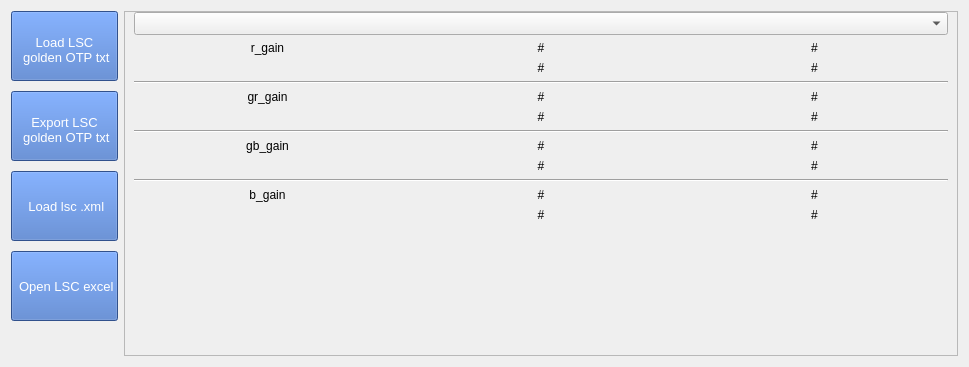
First picture: the form in QUL/LSC/UI.ui, repository YuTing-Fang1999/FIH-tool, before the edit.
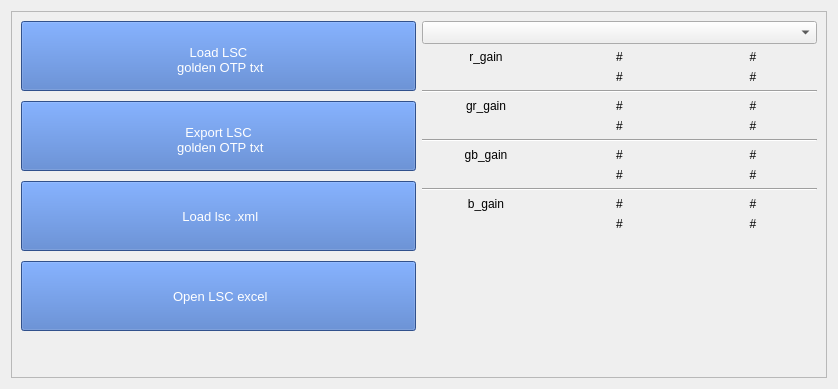
Second picture: the form after the edit.

```diff
--- a/QUL/LSC/UI.ui
+++ b/QUL/LSC/UI.ui
@@ -9,16 +9,31 @@
    <rect>
     <x>0</x>
     <y>0</y>
-    <width>969</width>
-    <height>367</height>
+    <width>838</width>
+    <height>389</height>
    </rect>
   </property>
   <property name="windowTitle">
    <string>Form</string>
   </property>
+  <layout class="QVBoxLayout" name="verticalLayout_3">
+   <item>
+    <widget class="QScrollArea" name="scrollArea">
+     <property name="widgetResizable">
+      <bool>true</bool>
+     </property>
+     <widget class="QWidget" name="scrollAreaWidgetContents">
+      <property name="geometry">
+       <rect>
+        <x>0</x>
+        <y>0</y>
+        <width>814</width>
+        <height>365</height>
+       </rect>
+      </property>
   <layout class="QVBoxLayout" name="verticalLayout_4">
    <item>
-    <layout class="QHBoxLayout" name="horizontalLayout_2" stretch="0,1">
+        <layout class="QHBoxLayout" name="horizontalLayout">
      <item>
       <layout class="QVBoxLayout" name="verticalLayout">
        <property name="spacing">
@@ -131,29 +146,18 @@
       </layout>
      </item>
      <item>
-      <widget class="QFrame" name="frame">
-       <property name="frameShape">
-        <enum>QFrame::StyledPanel</enum>
-       </property>
-       <property name="frameShadow">
-        <enum>QFrame::Raised</enum>
-       </property>
-       <layout class="QVBoxLayout" name="verticalLayout_3">
-        <property name="topMargin">
-         <number>0</number>
-        </property>
-        <property name="bottomMargin">
-         <number>0</number>
-        </property>
-        <item>
-         <layout class="QHBoxLayout" name="horizontalLayout">
-          <item>
            <layout class="QVBoxLayout" name="verticalLayout_2">
             <item>
              <widget class="QComboBox" name="select_result">
+             <property name="sizePolicy">
+              <sizepolicy hsizetype="Preferred" vsizetype="Preferred">
+               <horstretch>0</horstretch>
+               <verstretch>0</verstretch>
+              </sizepolicy>
+             </property>
               <property name="minimumSize">
                <size>
-                <width>180</width>
+               <width>200</width>
                 <height>0</height>
                </size>
               </property>
@@ -418,8 +422,7 @@
         </item>
        </layout>
       </widget>
-     </item>
-    </layout>
+    </widget>
    </item>
   </layout>
  </widget>
```
Lines whose indentation alone changed are shown as unchanged.
